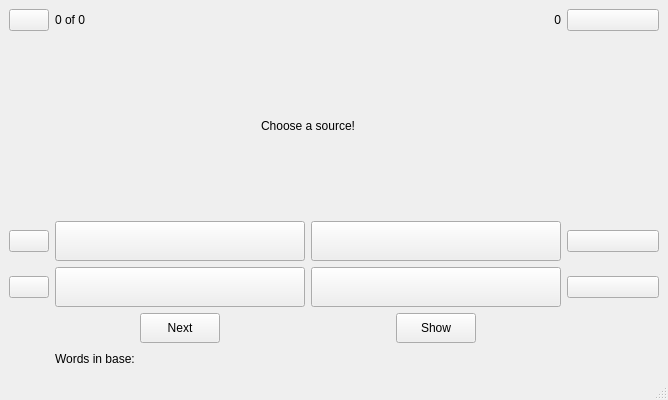
Before: the Qt Designer form engWords/mainwindow.ui in Vladimir-Khlghatyan/engWords, drawn with Qt 5.
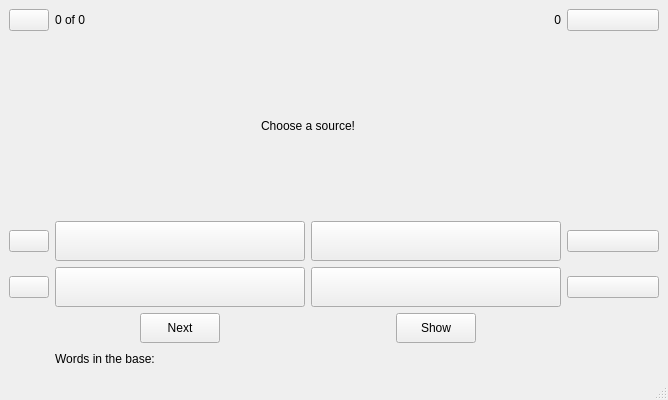
After: the same form once the commit is applied.

What changed in the file:
```diff
--- a/engWords/mainwindow.ui
+++ b/engWords/mainwindow.ui
@@ -115,7 +115,7 @@
        </size>
       </property>
       <property name="text">
-       <string>Words in base: </string>
+       <string>Words in the base: </string>
       </property>
      </widget>
     </item>
```
